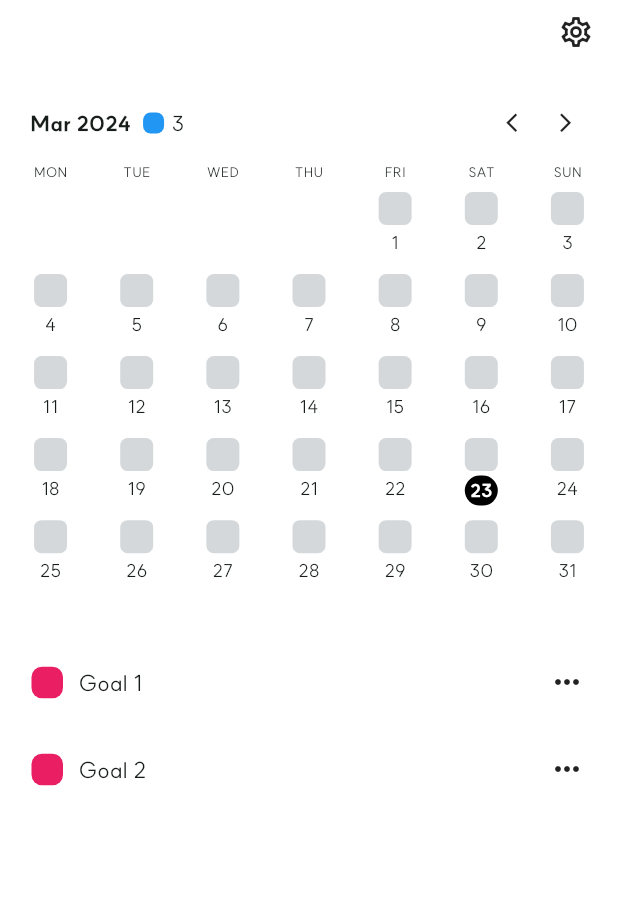
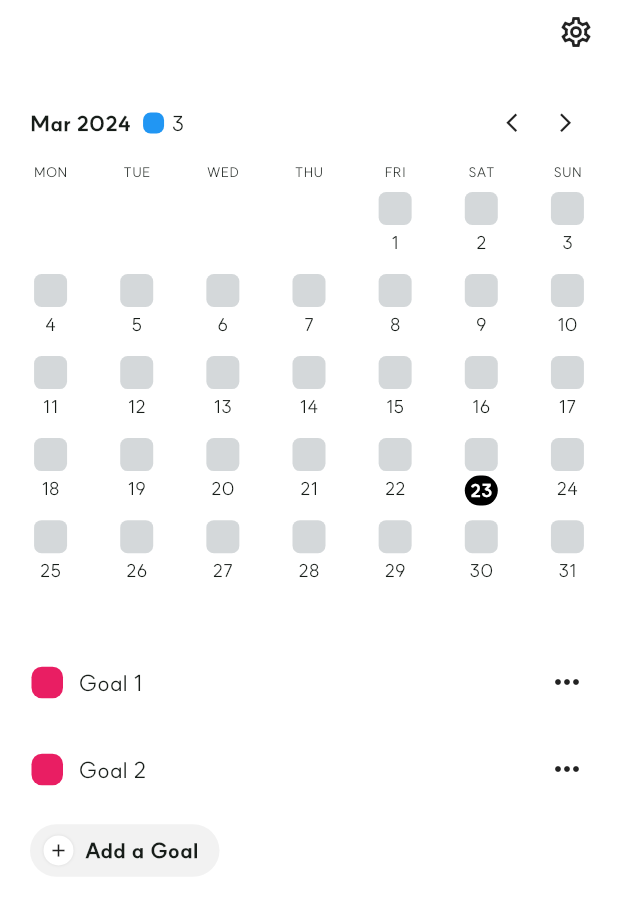
Before and after one commit to zimkjh/BetterThanYesterday, a Flutter app: the MonthlyPage screen opened by its route, on a phone screen of 412 x 824 dp. Shown: the top 915 px of the screen. Run offline on Flutter 3.47's test engine with Material 3 defaults, Android fonts, the phone set to English and light mode, and no system bars; our stand-ins replace get, get_storage; accounts and stored records are empty; project files that could hold a hidden picture were left out.

Commit message:
Add goal add button

```diff
--- a/client/lib/app/core/language/app_translation.dart
+++ b/client/lib/app/core/language/app_translation.dart
@@ -8,11 +8,13 @@ class AppTranslation extends Translations {
               'Write the name of the challenge\nyou\'d like to stick with',
           'intro_cta_button': 'Submit',
           'this_week': 'This Week',
+          'add_a_goal': 'Add a Goal',
         },
         'ko': {
           'intro_write_goal': '자주 실천할 목표를 적어주세요',
           'intro_cta_button': '저장하기',
           'this_week': '이번주',
+          'add_a_goal': '목표 추가하기',
         }
       };
 }
--- /dev/null
+++ b/client/lib/app/modules/monthly/add_todo_button.dart
@@ -0,0 +1,62 @@
+import 'package:bty/app/core/theme/color_theme.dart';
+import 'package:bty/app/core/theme/text_theme.dart';
+import 'package:bty/app/modules/monthly/controller.dart';
+import 'package:flutter/material.dart';
+import 'package:get/get.dart';
+
+class AddTodoButton extends GetView<MonthlyController> {
+  const AddTodoButton();
+
+  final height = 35.0;
+
+  @override
+  Widget build(BuildContext context) {
+    return Container(
+      width: Get.width,
+      height: height,
+      alignment: Alignment.centerLeft,
+      child: GestureDetector(
+        // onTap: controller.addTodo,
+        onTap: () => debugPrint('wow'),
+        child: Container(
+          height: height,
+          margin: const EdgeInsets.only(left: 20),
+          decoration: BoxDecoration(
+            color: AppColors.lightGray1,
+            borderRadius: BorderRadius.circular(90),
+          ),
+          child: Row(
+            mainAxisSize: MainAxisSize.min,
+            children: [
+              const SizedBox(width: 9),
+              Container(
+                width: 20,
+                height: 20,
+                decoration: BoxDecoration(
+                  color: Colors.white,
+                  borderRadius: BorderRadius.circular(90),
+                  boxShadow: [
+                    BoxShadow(
+                      blurRadius: 1,
+                      color: Colors.black.withOpacity(0.1),
+                    )
+                  ],
+                ),
+                child: const Icon(
+                  Icons.add,
+                  size: 14,
+                ),
+              ),
+              const SizedBox(width: 7),
+              Text(
+                'add_a_goal'.tr,
+                style: item1,
+              ),
+              const SizedBox(width: 14),
+            ],
+          ),
+        ),
+      ),
+    );
+  }
+}
--- a/client/lib/app/modules/monthly/calendar_day_view.dart
+++ b/client/lib/app/modules/monthly/calendar_day_view.dart
@@ -11,6 +11,7 @@ class CalendarDayView extends GetView<MonthlyController> {
   @override
   Widget build(BuildContext context) {
     return GestureDetector(
+      behavior: HitTestBehavior.opaque,
       onTap: () => controller.setNowDay(day),
       child: Column(
         mainAxisAlignment: MainAxisAlignment.start,
--- a/client/lib/app/modules/monthly/controller.dart
+++ b/client/lib/app/modules/monthly/controller.dart
@@ -59,4 +59,8 @@ class MonthlyController extends GetxController {
   void setNowDay(int day) {
     now = now.copyWith(day: day);
   }
+
+  void addTodo() {
+    debugPrint('he');
+  }
 }
--- a/client/lib/app/modules/monthly/todo_zone_view.dart
+++ b/client/lib/app/modules/monthly/todo_zone_view.dart
@@ -1,4 +1,5 @@
 import 'package:bty/app/data/model/todo.dart';
+import 'package:bty/app/modules/monthly/add_todo_button.dart';
 import 'package:bty/app/modules/monthly/todo_view.dart';
 import 'package:flutter/material.dart';
 
@@ -11,7 +12,10 @@ class TodoZoneView extends StatelessWidget {
       Todo(0, 'Goal 2', Colors.blue),
     ];
     return Column(
-      children: todos.map((todo) => TodoView(todo)).toList(),
+      children: [
+        ...todos.map((todo) => TodoView(todo)),
+        const AddTodoButton(),
+      ],
     );
   }
 }
```
Also changed, not shown: client/assets/images/2.0x/menu.png (renamed from client/images/2.0x/menu.png), client/assets/images/3.0x/menu.png (renamed from client/images/3.0x/menu.png), client/assets/images/menu.png (renamed from client/images/menu.png).
